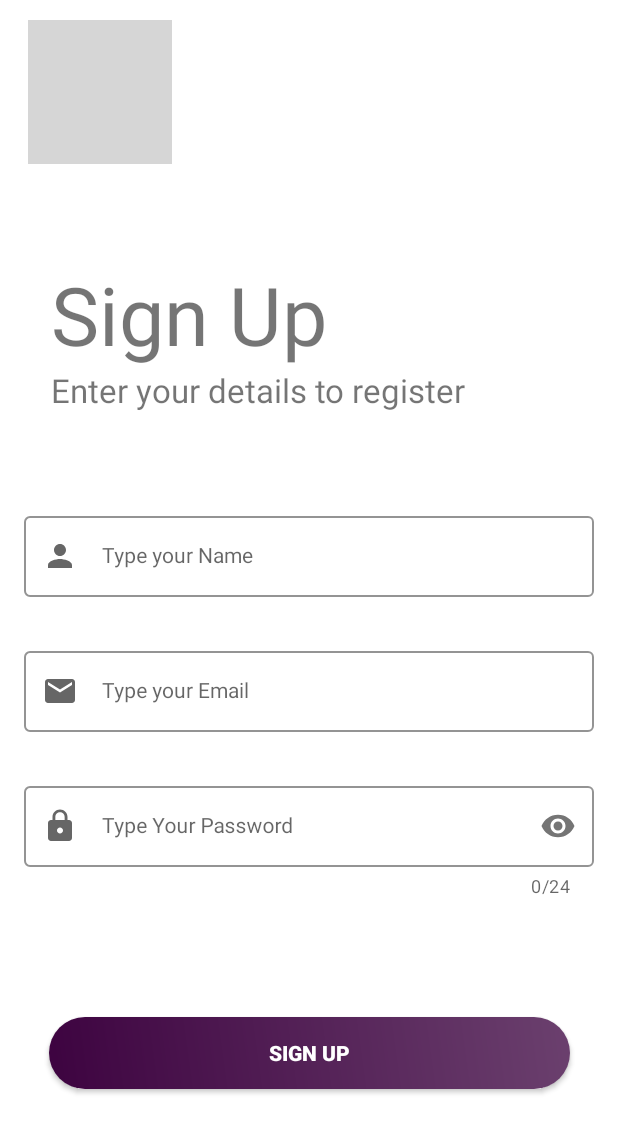
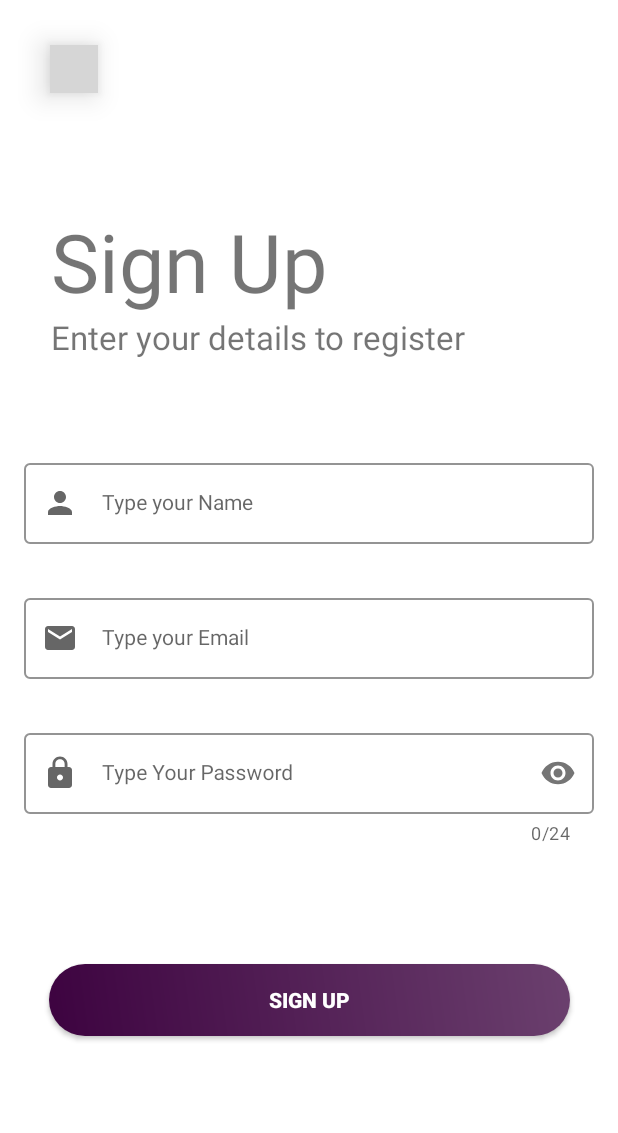
Before and after one commit to g-ruffo/CrewCaller, an Android app: the SignUpFragment screen opened through its navigation route, on a phone screen of 412 x 824 dp. Shown: the top 1133 px of the screen. Run offline under Robolectric (Android 15) with nearby library versions, the phone set to English and light mode, and no system bars; our stand-ins replace Firebase (no records; nobody signed in at launch, a user with empty details on screens opened directly), data binding; 5 statements that could not run were skipped; grey boxes are pictures that could not be loaded.

Commit message:
style: Create style for login back button

```diff
--- a/app/src/main/res/layout/fragment_forgot_password.xml
+++ b/app/src/main/res/layout/fragment_forgot_password.xml
@@ -23,8 +23,7 @@
 
             <ImageView
                 android:id="@+id/backButton"
-                android:layout_width="wrap_content"
-                android:layout_height="wrap_content"
+                style="@style/loginBackButton"
                 android:contentDescription="@string/back_button"
                 android:onClick="@{() -> viewModel.navigateBack()}"
                 android:src="@drawable/ic_baseline_arrow_back_24"
@@ -34,8 +33,7 @@
                 app:layout_constraintStart_toStartOf="parent"
                 app:layout_constraintTop_toTopOf="parent"
                 app:layout_constraintVertical_bias="0.120000005"
-                app:layout_constraintVertical_chainStyle="packed"
-                app:tint="@color/optionalGrey" />
+                app:layout_constraintVertical_chainStyle="packed" />
 
             <TextView
                 android:id="@+id/forgotPasswordTitle"
--- a/app/src/main/res/layout/fragment_sign_up.xml
+++ b/app/src/main/res/layout/fragment_sign_up.xml
@@ -22,8 +22,7 @@
 
             <ImageView
                 android:id="@+id/backButton"
-                android:layout_width="wrap_content"
-                android:layout_height="wrap_content"
+                style="@style/loginBackButton"
                 android:contentDescription="@string/back_button"
                 android:onClick="@{() -> viewModel.navigateBack()}"
                 android:src="@drawable/ic_baseline_arrow_back_24"
@@ -33,8 +32,7 @@
                 app:layout_constraintStart_toStartOf="parent"
                 app:layout_constraintTop_toTopOf="parent"
                 app:layout_constraintVertical_bias="0.120000005"
-                app:layout_constraintVertical_chainStyle="packed"
-                app:tint="@color/optionalGrey" />
+                app:layout_constraintVertical_chainStyle="packed" />
 
 
             <TextView
--- a/app/src/main/res/values/themes.xml
+++ b/app/src/main/res/values/themes.xml
@@ -60,6 +60,17 @@
         <item name="android:contentDescription">@string/back_button</item>
     </style>
 
+    <style name="loginBackButton">
+        <item name="android:elevation">12dp</item>
+        <item name="tint">@color/optionalGrey</item>
+        <item name="android:scaleType">centerCrop</item>
+        <item name="android:background">@color/fui_transparent</item>
+        <item name="android:layout_width">@dimen/backButtonSize</item>
+        <item name="android:layout_height">@dimen/backButtonSize</item>
+        <item name="android:layout_margin">@dimen/backButtonLayoutMargin</item>
+        <item name="android:contentDescription">@string/back_button</item>
+    </style>
+
     <style name="addEditCardViewTitle">
         <item name="android:layout_height">wrap_content</item>
         <item name="android:layout_width">wrap_content</item>
```
